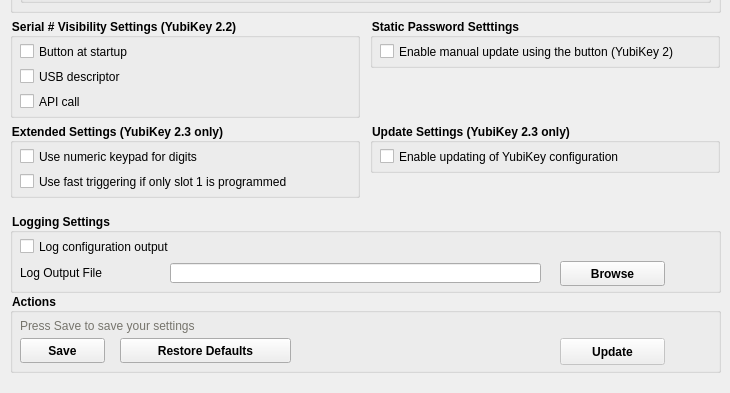
Before: the Qt Designer form src/ui/settingpage.ui in Yubico/yubikey-personalization-gui, drawn with Qt 5; both pictures show x 0 to 730 and y 257 to 650 of the 730 by 650 pixel window.
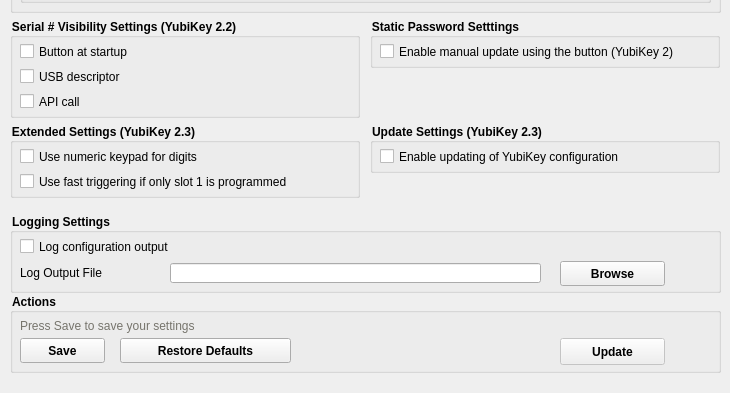
After: the same form once the commit is applied. Icons and pictures are not drawn.

Commit message: different wording on 2.3 features

The edit to the form file:
```diff
--- a/src/ui/settingpage.ui
+++ b/src/ui/settingpage.ui
@@ -881,7 +881,7 @@
 </string>
     </property>
     <property name="title">
-     <string>Update Settings (YubiKey 2.3 only)</string>
+     <string>Update Settings (YubiKey 2.3)</string>
     </property>
     <widget class="QCheckBox" name="updateCheck">
      <property name="geometry">
@@ -957,7 +957,7 @@
 </string>
     </property>
     <property name="title">
-     <string>Extended Settings (YubiKey 2.3 only)</string>
+     <string>Extended Settings (YubiKey 2.3)</string>
     </property>
     <widget class="QCheckBox" name="useNumericKeypadCheck">
      <property name="geometry">
```
